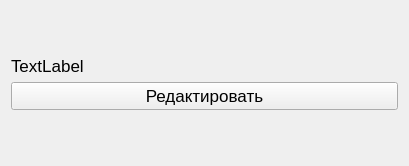
First picture: the form in Form_Headers/PersonCard.ui, repository Yavlados/VKR, before the edit.
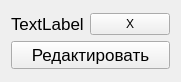
Second picture: the form after the edit.

Commit message: new(editPerson): Event CRUD is working. editPerson+editEvent state managment added

The edit to the form file:
```diff
--- a/Form_Headers/PersonCard.ui
+++ b/Form_Headers/PersonCard.ui
@@ -6,8 +6,8 @@
    <rect>
     <x>0</x>
     <y>0</y>
-    <width>409</width>
-    <height>166</height>
+    <width>169</width>
+    <height>82</height>
    </rect>
   </property>
   <property name="sizePolicy">
@@ -21,9 +21,9 @@
   </property>
   <layout class="QGridLayout" name="gridLayout">
    <item row="0" column="0">
-    <layout class="QFormLayout" name="formLayout">
-     <item row="1" column="0" colspan="2">
-      <layout class="QVBoxLayout" name="verticalLayout">
+    <layout class="QVBoxLayout" name="verticalLayout">
+     <item>
+      <layout class="QHBoxLayout" name="horizontalLayout">
        <item>
         <widget class="QLabel" name="personFio">
          <property name="font">
@@ -38,45 +38,26 @@
         </widget>
        </item>
        <item>
-        <widget class="QPushButton" name="editButton">
-         <property name="font">
-          <font>
-           <family>Arial</family>
-           <pointsize>13</pointsize>
-          </font>
-         </property>
+        <widget class="QPushButton" name="pb_button">
          <property name="text">
-          <string>Редактировать</string>
+          <string>X</string>
          </property>
         </widget>
        </item>
       </layout>
      </item>
-     <item row="2" column="0" colspan="2">
-      <spacer name="verticalSpacer_2">
-       <property name="orientation">
-        <enum>Qt::Vertical</enum>
+     <item>
+      <widget class="QPushButton" name="editButton">
+       <property name="font">
+        <font>
+         <family>Arial</family>
+         <pointsize>13</pointsize>
+        </font>
        </property>
-       <property name="sizeHint" stdset="0">
-        <size>
-         <width>20</width>
-         <height>40</height>
-        </size>
+       <property name="text">
+        <string>Редактировать</string>
        </property>
-      </spacer>
-     </item>
-     <item row="0" column="0" colspan="2">
-      <spacer name="verticalSpacer">
-       <property name="orientation">
-        <enum>Qt::Vertical</enum>
-       </property>
-       <property name="sizeHint" stdset="0">
-        <size>
-         <width>20</width>
-         <height>40</height>
-        </size>
-       </property>
-      </spacer>
+      </widget>
      </item>
     </layout>
    </item>
```
The commit also changes 22 other files.
